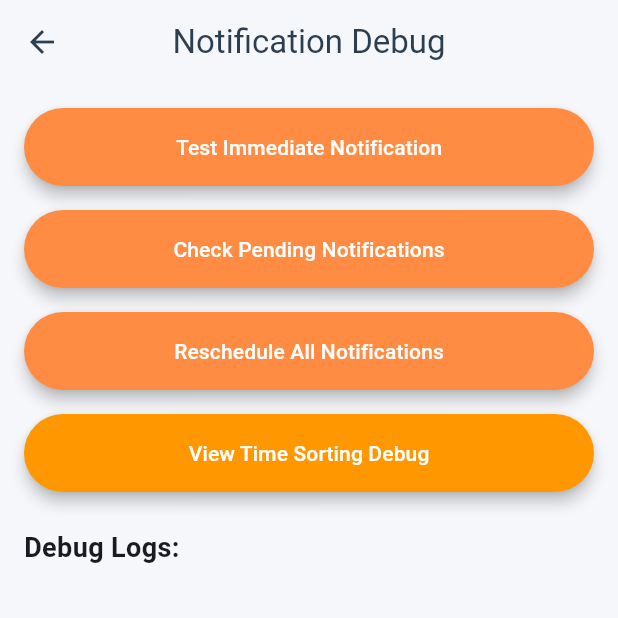
After one commit to BIPINRVANJARA/Time-Table.app, a Flutter app: the screen it shows after launch, after a tap on "Get Started", after a tap on "Done", after a tap on the "bug report" icon, on a phone screen of 412 x 824 dp, the top half of it. The commit adds this screen. Run offline on Flutter 3.47's test engine with Material 3 defaults, Android fonts, the phone set to English and light mode, and no system bars; our stand-ins replace flutter_local_notifications, hive, hive_flutter, timezone; accounts and stored records are empty.

Commit message:
Fix: Critical notification and sorting bugs - Add timezone config (Asia/Kolkata) - Implement startInMinutes for robust time sorting - Add debug screens for testing - Enhanced notification messages

```diff
--- /dev/null
+++ b/lib/screens/notification_debug_screen.dart
@@ -0,0 +1,127 @@
+import 'package:flutter/material.dart';
+import '../services/database_service.dart';
+import '../services/notification_service.dart';
+import 'time_debug_screen.dart';
+
+class NotificationDebugScreen extends StatefulWidget {
+  const NotificationDebugScreen({super.key});
+
+  @override
+  State<NotificationDebugScreen> createState() => _NotificationDebugScreenState();
+}
+
+class _NotificationDebugScreenState extends State<NotificationDebugScreen> {
+  List<String> _logs = [];
+
+  @override
+  Widget build(BuildContext context) {
+    return Scaffold(
+      appBar: AppBar(
+        title: const Text('Notification Debug'),
+      ),
+      body: ListView(
+        padding: const EdgeInsets.all(16),
+        children: [
+          ElevatedButton(
+            onPressed: _testImmediateNotification,
+            child: const Text('Test Immediate Notification'),
+          ),
+          const SizedBox(height: 16),
+          ElevatedButton(
+            onPressed: _checkPendingNotifications,
+            child: const Text('Check Pending Notifications'),
+          ),
+          const SizedBox(height: 16),
+          ElevatedButton(
+            onPressed: _rescheduleAllNotifications,
+            child: const Text('Reschedule All Notifications'),
+          ),
+          const SizedBox(height: 16),
+          ElevatedButton(
+            onPressed: () {
+              Navigator.of(context).push(
+                MaterialPageRoute(
+                  builder: (context) => const TimeDebugScreen(),
+                ),
+              );
+            },
+            style: ElevatedButton.styleFrom(backgroundColor: Colors.orange),
+            child: const Text('View Time Sorting Debug'),
+          ),
+          const SizedBox(height: 24),
+          const Text(
+            'Debug Logs:',
+            style: TextStyle(fontSize: 18, fontWeight: FontWeight.bold),
+          ),
+          const SizedBox(height: 8),
+          ..._logs.map((log) => Padding(
+                padding: const EdgeInsets.symmetric(vertical: 4),
+                child: Text(log, style: const TextStyle(fontSize: 12)),
+              )),
+        ],
+      ),
+    );
+  }
+
+  Future<void> _testImmediateNotification() async {
+    setState(() {
+      _logs.add('${DateTime.now()}: Testing immediate notification...');
+    });
+
+    try {
+      await NotificationService().testNotification();
+      setState(() {
+        _logs.add('${DateTime.now()}: ✅ Immediate notification sent!');
+      });
+    } catch (e) {
+      setState(() {
+        _logs.add('${DateTime.now()}: ❌ Error: $e');
+      });
+    }
+  }
+
+  Future<void> _checkPendingNotifications() async {
+    setState(() {
+      _logs.add('${DateTime.now()}: Checking pending notifications...');
+    });
+
+    try {
+      final pending = await NotificationService().getPendingNotifications();
+      setState(() {
+        _logs.add('${DateTime.now()}: Found ${pending.length} pending notifications');
+        for (var notification in pending) {
+          _logs.add('  - ID: ${notification.id}, Title: ${notification.title}');
+        }
+      });
+    } catch (e) {
+      setState(() {
+        _logs.add('${DateTime.now()}: ❌ Error: $e');
+      });
+    }
+  }
+
+  Future<void> _rescheduleAllNotifications() async {
+    setState(() {
+      _logs.add('${DateTime.now()}: Rescheduling all notifications...');
+    });
+
+    try {
+      final subjects = DatabaseService.getAllSubjects();
+      for (var subject in subjects) {
+        if (subject.reminderEnabled) {
+          await NotificationService().rescheduleSubjectNotification(subject);
+          setState(() {
+            _logs.add('  - Scheduled: ${subject.subjectName}');
+          });
+        }
+      }
+      setState(() {
+        _logs.add('${DateTime.now()}: ✅ All notifications rescheduled!');
+      });
+    } catch (e) {
+      setState(() {
+        _logs.add('${DateTime.now()}: ❌ Error: $e');
+      });
+    }
+  }
+}
--- a/lib/screens/today_schedule_screen.dart
+++ b/lib/screens/today_schedule_screen.dart
@@ -6,6 +6,7 @@ import '../utils/theme.dart';
 import '../widgets/subject_card.dart';
 import 'weekly_setup_screen.dart';
 import 'add_edit_subject_screen.dart';
+import 'notification_debug_screen.dart';
 
 class TodayScheduleScreen extends StatefulWidget {
   const TodayScheduleScreen({super.key});
@@ -46,6 +47,17 @@ class _TodayScheduleScreenState extends State<TodayScheduleScreen> {
           ],
         ),
         actions: [
+          IconButton(
+            icon: const Icon(Icons.bug_report),
+            tooltip: 'Debug Notifications',
+            onPressed: () {
+              Navigator.of(context).push(
+                MaterialPageRoute(
+                  builder: (context) => const NotificationDebugScreen(),
+                ),
+              );
+            },
+          ),
           IconButton(
             icon: const Icon(Icons.edit_calendar),
             onPressed: () {
--- a/lib/services/notification_service.dart
+++ b/lib/services/notification_service.dart
@@ -19,6 +19,11 @@ class NotificationService {
 
     // Initialize timezone database
     tz.initializeTimeZones();
+
+    // Set local timezone to India (Asia/Kolkata)
+    // This is CRITICAL for notifications to work correctly
+    final location = tz.getLocation('Asia/Kolkata');
+    tz.setLocalLocation(location);
 
     // Android initialization settings
     const androidSettings = AndroidInitializationSettings('@mipmap/ic_launcher');
@@ -106,10 +111,17 @@ class NotificationService {
       iOS: iosDetails,
     );
 
+    // Format the start time for notification
+    String formatTime(int hour, int minute) {
+      final period = hour >= 12 ? 'PM' : 'AM';
+      final displayHour = hour > 12 ? hour - 12 : (hour == 0 ? 12 : hour);
+      return '$displayHour:${minute.toString().padLeft(2, '0')} $period';
+    }
+
     await _notifications.zonedSchedule(
       notificationId,
-      subject.subjectName,
-      'Class starts in ${subject.reminderMinutesBefore} minutes',
+      'Next Lecture: ${subject.subjectName}',
+      'Starts at ${formatTime(subject.startHour, subject.startMinute)} (in ${subject.reminderMinutesBefore} minutes)',
       notificationTime,
       notificationDetails,
       androidScheduleMode: AndroidScheduleMode.exactAllowWhileIdle,
@@ -188,4 +200,24 @@ class NotificationService {
   Future<List<PendingNotificationRequest>> getPendingNotifications() async {
     return await _notifications.pendingNotificationRequests();
   }
+
+  // Test notification (fires immediately)
+  Future<void> testNotification() async {
+    const androidDetails = AndroidNotificationDetails(
+      'test_channel',
+      'Test Notifications',
+      channelDescription: 'Test notifications for debugging',
+      importance: Importance.high,
+      priority: Priority.high,
+    );
+
+    const notificationDetails = NotificationDetails(android: androidDetails);
+
+    await _notifications.show(
+      999999,
+      'Test Notification',
+      'If you see this, notifications are working! 🎉',
+      notificationDetails,
+    );
+  }
 }
```
Also changed, not shown: lib/models/subject.dart (+11 -0 lines), lib/screens/time_debug_screen.dart (added, +67 -0 lines), lib/services/database_service.dart (+3 -7 lines).
